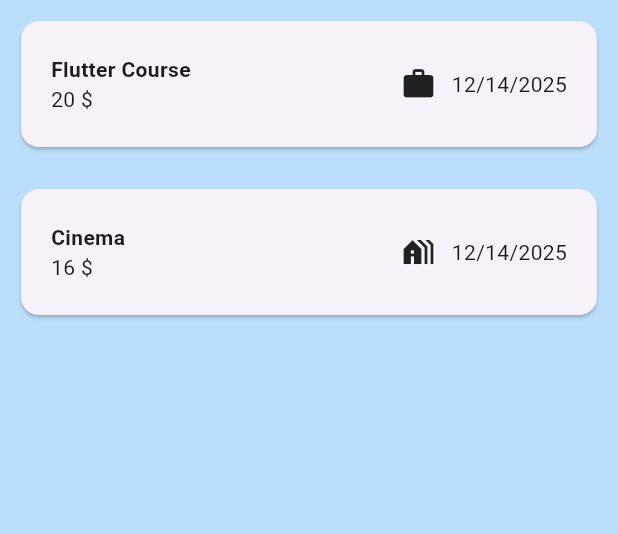
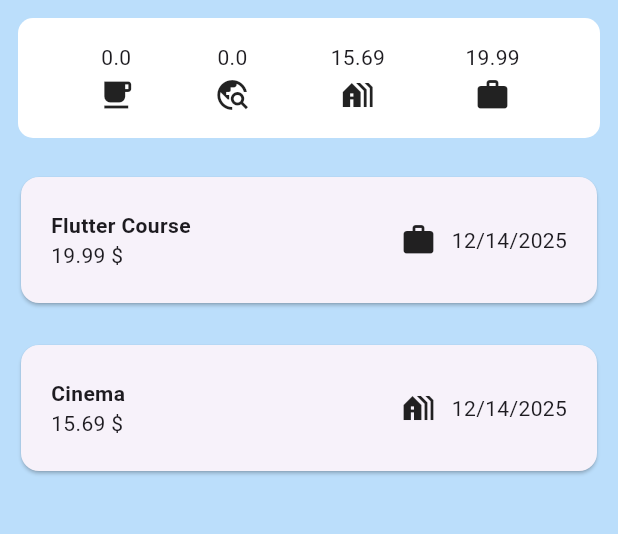
Before and after one commit to ChhengHab17/Mobile-Development, a Flutter app: the ExpensesView screen opened directly, on a phone screen of 412 x 824 dp, the part 84-618 px from its top. Run offline on Flutter 3.47's test engine with Material 3 defaults, Android fonts, the phone set to English and light mode, and no system bars.

Commit message:
add statistic card

```diff
--- a/flutter/lib/w10/models/expense.dart
+++ b/flutter/lib/w10/models/expense.dart
@@ -1,8 +1,18 @@
+import 'package:flutter/widgets.dart';
+import 'package:flutter/material.dart';
 import 'package:uuid/uuid.dart';
 
 const uuid = Uuid();
 
-enum Category { FOOD, TRAVEL, LEISURE, WORK}
+enum Category {
+  FOOD(icon: Icons.free_breakfast),
+  TRAVEL(icon: Icons.travel_explore),
+  LEISURE(icon: Icons.holiday_village),
+  WORK(icon: Icons.work);
+
+  final IconData icon;
+  const Category({required this.icon});
+}
 
 class Expense {
   Expense({
--- /dev/null
+++ b/flutter/lib/w10/ui/expenses/expense_statistic.dart
@@ -0,0 +1,59 @@
+import 'package:first_app/w10/models/expense.dart';
+import 'package:flutter/material.dart';
+
+class ExpenseStatistic extends StatelessWidget {
+  final List<Expense> expenses;
+  const ExpenseStatistic({super.key, required this.expenses});
+
+  @override
+  Widget build(BuildContext context) {
+    return Container(
+      height: 80,
+      margin: EdgeInsets.all(12),
+      decoration: BoxDecoration(
+        color: Colors.white,
+        borderRadius: BorderRadius.circular(10),
+      ),
+      child: Row(
+        mainAxisAlignment: MainAxisAlignment.spaceEvenly,
+        children: [
+          ...Category.values.map((c) {
+            return CategoryBox(expenses: expenses, category: c);
+          }),
+        ],
+      ),
+    );
+  }
+}
+
+class CategoryBox extends StatelessWidget {
+  final List<Expense> expenses;
+  final Category category;
+  const CategoryBox({
+    super.key,
+    required this.expenses,
+    required this.category,
+  });
+
+  double calculateTotal() {
+    double total = 0;
+    for (var e in expenses) {
+      if (e.category == category) {
+        total += e.amount;
+      }
+    }
+    return total;
+  }
+
+  @override
+  Widget build(BuildContext context) {
+    return Column(
+      mainAxisAlignment: MainAxisAlignment.center,
+      children: [
+        Text(calculateTotal().toString()),
+        SizedBox(height: 3),
+        Icon(category.icon),
+      ],
+    );
+  }
+}
--- a/flutter/lib/w10/ui/expenses/expenses.dart
+++ b/flutter/lib/w10/ui/expenses/expenses.dart
@@ -1,3 +1,4 @@
+import 'package:first_app/w10/ui/expenses/expense_statistic.dart';
 import 'package:flutter/material.dart';
 import 'package:intl/intl.dart';
 import '../../models/expense.dart';
@@ -75,14 +76,21 @@ class _ExpensesViewState extends State<ExpensesView> {
         backgroundColor: Colors.blue[700],
         title: const Text('Ronan-The-Best Expenses App'),
       ),
-      body: _expenses.isEmpty
+      body: Column(
+        children: [
+          ExpenseStatistic(expenses: _expenses),
+          _expenses.isEmpty
               ? Center(child: Text("No Expense Found, Try adding some"))
-          : ListView.builder(
+              : Expanded(
+                child: ListView.builder(
                     itemCount: _expenses.length,
                     itemBuilder: (context, index) => ExpenseItem(
                       expense: _expenses[index],
                       onDismissed: () => onDismissed(_expenses[index]),
                     ),
+                  ),
+              ),
+        ],
       ),
     );
   }
@@ -98,18 +106,7 @@ class ExpenseItem extends StatelessWidget {
 
   final Expense expense;
 
-  IconData get expenseIcon {
-    switch (expense.category) {
-      case Category.FOOD:
-        return Icons.free_breakfast;
-      case Category.TRAVEL:
-        return Icons.travel_explore;
-      case Category.LEISURE:
-        return Icons.holiday_village;
-      case Category.WORK:
-        return Icons.work;
-    }
-  }
+
 
   @override
   Widget build(BuildContext context) {
@@ -130,7 +127,7 @@ class ExpenseItem extends StatelessWidget {
                       expense.title,
                       style: TextStyle(fontWeight: FontWeight.bold),
                     ),
-                    Text("${expense.amount.toStringAsPrecision(2)} \$"),
+                    Text("${expense.amount.toString()} \$"),
                   ],
                 ),
                 Spacer(),
@@ -138,7 +135,7 @@ class ExpenseItem extends StatelessWidget {
                   children: [
                     Padding(
                       padding: const EdgeInsets.all(10.0),
-                      child: Icon(expenseIcon),
+                      child: Icon(expense.category.icon),
                     ),
                     Text(DateFormat('MM/dd/yyyy').format(expense.date)),
                   ],
```
Also changed, not shown: 1 other file. Lines whose indentation alone changed are shown as unchanged.
